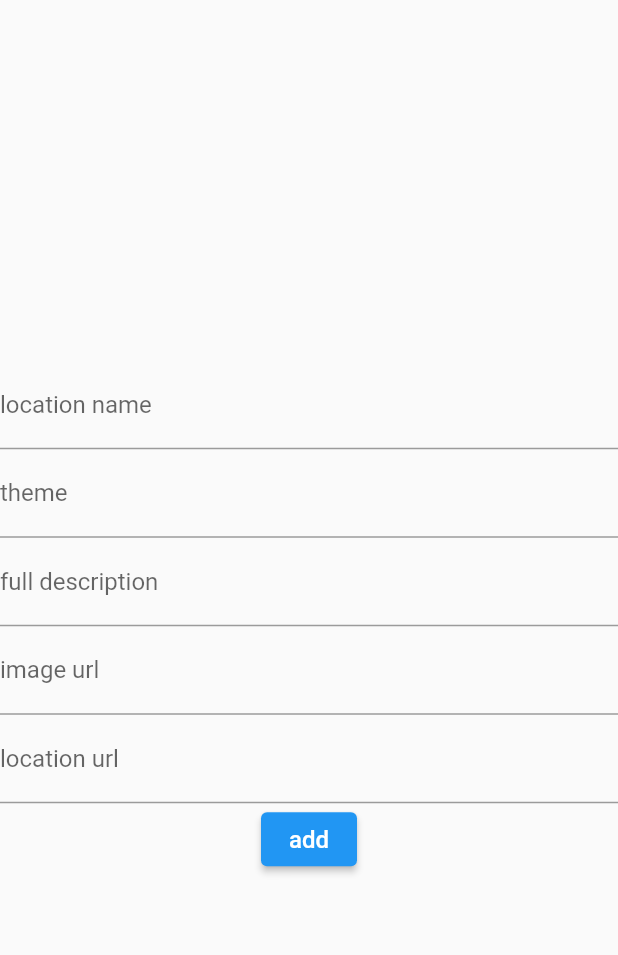
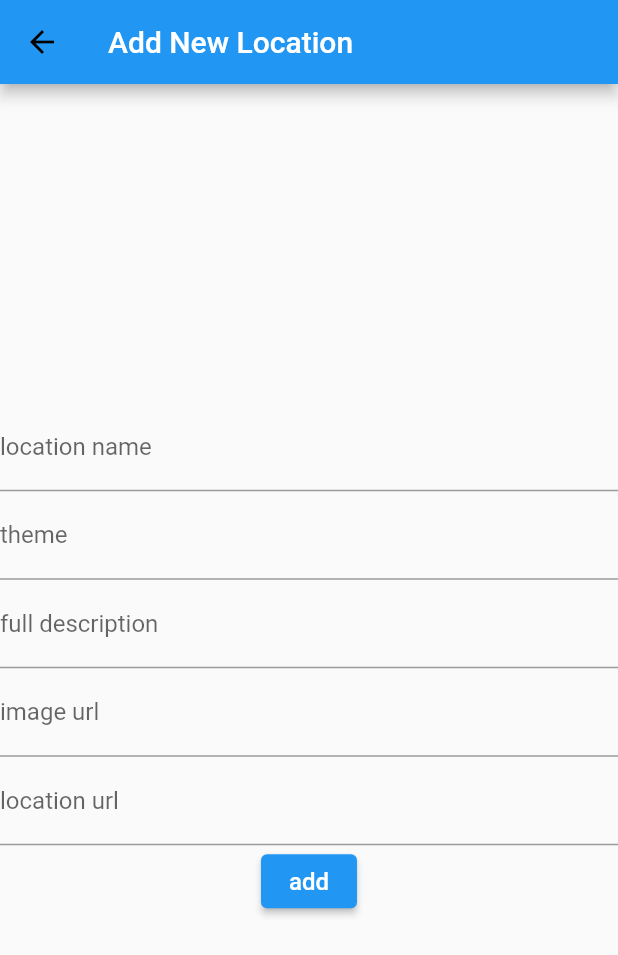
Before and after one commit to NourAmr21/Fav-Touristic-Attractions-App, a Flutter app: the MyList screen opened directly, after a tap on the "add" icon, on a phone screen of 412 x 824 dp. Shown: the top 955 px of the screen. Run offline on Flutter 3.47's test engine with Material 2 defaults, Android fonts, the phone set to English and light mode, and no system bars; our stand-ins replace cloud_firestore, firebase_core, url_launcher_web; missing offline and left inert: cloud_firestore_web, firebase_core_web; accounts and stored records are empty; network calls fail.

Commit message:
Add files via upload
part 2

```diff
--- a/lib/MyCustomForm.dart
+++ b/lib/MyCustomForm.dart
@@ -1,9 +1,12 @@
+import 'package:cloud_firestore/cloud_firestore.dart';
+import 'package:firebase_core/firebase_core.dart';
 import 'package:flutter/material.dart';
 import 'package:flutter_app/data/locations.dart';
 import 'package:flutter_app/main.dart';
 import 'package:flutter_app/models/Location.dart';
 import 'package:url_launcher/url_launcher.dart';
 import 'dart:async';
+
 //import 'flutter_app/flutter/lib/MyList.dart';
 class MyCustomForm extends StatefulWidget {
   @override
@@ -15,7 +18,8 @@ class MyCustomForm extends StatefulWidget {
 // Define a corresponding State class.
 // This class holds data related to the form.
 class MyCustomFormState extends State<MyCustomForm> {
-
+  CollectionReference LocationsCollection =
+      FirebaseFirestore.instance.collection('Locations');
   final _formKey = GlobalKey<FormState>();
   String locationName;
   String theme;
@@ -29,71 +33,83 @@ class MyCustomFormState extends State<MyCustomForm> {
   final _locationUrlController = TextEditingController();
   Location x;
   int id;
-  void addItemToList(Location x){
+  void addItemToList(Location x) {
     setState(() {
-      locationsAll.listobj.insert(0,x);
+      locationsAll.listobj.insert(0, x);
       //msg.insert(0, 0);
     });
   }
-  Widget _buildLocationName(){
+
+  Widget _buildLocationName() {
     return TextFormField(
         controller: _locationNameController,
         decoration: InputDecoration(labelText: 'location name'),
-        validator: (String value){
-          if(value.isEmpty){
+        validator: (String value) {
+          if (value.isEmpty) {
             return 'location name is required';
           }
+        });
   }
-    );
-  }
-  Widget _buildTheme(){
+
+  Widget _buildTheme() {
     return TextFormField(
       controller: _themeController,
       decoration: InputDecoration(labelText: 'theme'),
-    validator: (String value){
-      if(value.isEmpty){
+      validator: (String value) {
+        if (value.isEmpty) {
           return 'theme is required';
         }
       },
     );
   }
-  Widget _buildFullDescription(){
+
+  Widget _buildFullDescription() {
     return TextFormField(
       controller: _fullDescriptionController,
       decoration: InputDecoration(labelText: 'full description'),
-        validator:(String value){
-      if(value.isEmpty){
+      validator: (String value) {
+        if (value.isEmpty) {
           return 'description is required';
         }
       },
     );
   }
-  Widget _buildImageURL(){
+
+  Widget _buildImageURL() {
     return TextFormField(
       controller: _imageUrlController,
       decoration: InputDecoration(labelText: 'image url'),
-    validator: (String value){
-      if(value.isEmpty){
+      validator: (String value) {
+        if (value.isEmpty) {
           return 'image url is required';
         }
       },
     );
   }
-  Widget _buildLocationURL(){
+
+  Widget _buildLocationURL() {
     return TextFormField(
       controller: _locationUrlController,
       decoration: InputDecoration(labelText: 'location url'),
-    validator: (String value){
-      if(value.isEmpty){
+      validator: (String value) {
+        if (value.isEmpty) {
           return 'location url is required';
         }
       },
     );
   }
+
   @override
   Widget build(BuildContext context) {
     // Build a Form widget using the _formKey created above.
     return Scaffold(
+      appBar: AppBar(
+        leading: IconButton(
+          icon: Icon(Icons.arrow_back, color: Colors.black),
+          onPressed: () => Navigator.of(context).pop(),
+        ),
+        title: Text('Add New Location'),
+      ),
       body: Form(
         key: _formKey,
         child: Column(
@@ -105,25 +121,19 @@ class MyCustomFormState extends State<MyCustomForm> {
             _buildImageURL(),
             _buildLocationURL(),
             ElevatedButton(
-            onPressed: () => {
+              onPressed: () {
                 if (!_formKey.currentState.validate()) {
-
-                ScaffoldMessenger.of(context)
-                    .showSnackBar(SnackBar(content: Text('Processing Data')),
-                ),
-
-
-
-              }
-              else
-                {
-                  locationName = _locationNameController.text,
-                  theme = _themeController.text,
-                  fullDescription = _fullDescriptionController.text,
-                  imageURL = _imageUrlController.text,
-                  locationURL = _locationUrlController.text,
-                  id = (locationsAll.listobj.length)+1,
-                  x = new Location(
+                  ScaffoldMessenger.of(context).showSnackBar(
+                    SnackBar(content: Text('Processing Data')),
+                  );
+                } else {
+                  locationName = _locationNameController.text;
+                  theme = _themeController.text;
+                  fullDescription = _fullDescriptionController.text;
+                  imageURL = _imageUrlController.text;
+                  locationURL = _locationUrlController.text;
+                  id = (locationsAll.listobj.length) + 1;
+                  /* x = new Location(
                     id:id,
                     name:locationName,
                     theme: theme,
@@ -133,21 +143,34 @@ class MyCustomFormState extends State<MyCustomForm> {
                   ),
                  // locationsAll.listobj.add(x),
                   addItemToList(x),
-                  Navigator.of(context).pop(),
-                  MaterialPageRoute(builder: (context) => MyList()),
+                  */
+                  LocationsCollection.add({
+                    'name': _locationNameController.text,
+                    'theme': _themeController.text,
+                    'description': _fullDescriptionController.text,
+                    'imageUrl': _imageUrlController.text,
+                    'locationUrl': _locationUrlController.text
+                  });
+                  // Map<String,dynamic> data = {'name':_locationNameController.text ,'theme':_themeController.text ,
+                  //  'description':_fullDescriptionController.text , 'imageUrl':_imageUrlController.text , 'locationUrl':_locationUrlController.text},
+                  // FirebaseFirestore.instance.collection('Locations').add(data);
+
+                  Navigator.of(context).pop();
+                  MaterialPageRoute(builder: (context) => MyList());
+                }
+                ;
               },
-
-            },
-            child: Text('add', style: TextStyle(color: Colors.white, fontSize: 16,),),
-
-
+              child: Text(
+                'add',
+                style: TextStyle(
+                  color: Colors.white,
+                  fontSize: 16,
                 ),
-
-
+              ),
+            ),
           ],
         ),
       ),
     );
-
   }
 }
--- a/lib/data/locations.dart
+++ b/lib/data/locations.dart
@@ -1,4 +1,4 @@
-import 'dart:html';
+
 import 'package:flutter_app/models/Location.dart';
 
 
--- a/lib/main.dart
+++ b/lib/main.dart
@@ -4,8 +4,12 @@ import 'package:flutter_app/models/Location.dart';
 import 'package:url_launcher/url_launcher.dart';
 import 'dart:async';
 import 'MyCustomForm.dart';
+import 'package:firebase_core/firebase_core.dart';
+import 'package:cloud_firestore/cloud_firestore.dart';
 
-void main() {
+void main() async {
+  WidgetsFlutterBinding.ensureInitialized();
+  await Firebase.initializeApp();
   runApp(MyApp());
 }
 
@@ -15,48 +19,45 @@ class MyApp extends StatelessWidget {
     return MaterialApp(
       title: 'My App',
       theme: ThemeData(
-
         primarySwatch: Colors.blue,
       ),
-      home:MyForm(),
+      home: MyForm(),
     );
   }
 }
-class MyForm extends StatefulWidget{
+
+class MyForm extends StatefulWidget {
   @override
-  MyFormState createState() =>MyFormState();
+  MyFormState createState() => MyFormState();
 }
-class MyFormState extends State{
+
+class MyFormState extends State {
   @override
-  Widget build(BuildContext Context){
+  Widget build(BuildContext Context) {
     return Scaffold(
         appBar: AppBar(
           title: Text('MyApp'),
         ),
-        body:Column(
+        body: Column(
           mainAxisAlignment: MainAxisAlignment.center,
           children: [
-
             TextField(
-              decoration:InputDecoration(hintText:'name'),
+              decoration: InputDecoration(hintText: 'name'),
             ),
             TextField(
-              decoration:InputDecoration(hintText:'password'),
+              decoration: InputDecoration(hintText: 'password'),
             ),
-            ElevatedButton (
+            ElevatedButton(
                 //color:Theme.of(context).primaryColor,
-                onPressed: (){
+                onPressed: () {
                   Navigator.push(
                     context,
                     MaterialPageRoute(builder: (context) => MyList()),
                   );
                 },
-                child:Center(child: Text('press me'))
-            )
+                child: Center(child: Text('press me')))
           ],
-        )
-
-    );
+        ));
   }
 }
 
@@ -66,8 +67,38 @@ class MyFormState extends State{
 //  MyListState createState() =>MyListState();
 // }
 //}
+Widget NewList(BuildContext context, DocumentSnapshot snapshot) {
+  Location location = new Location(
+      name: snapshot['name'],
+      theme: snapshot['theme'],
+      description: snapshot['description'],
+      imageUrl: snapshot['imageUrl'],
+      locationUrl: snapshot['locationUrl']);
+
+  return Card(
+
+      // Flexible(
+      child: InkWell(
+    onTap: () {
+      //onPressed: () {
+      Navigator.push(
+          context, MaterialPageRoute(builder: (context) => Details(location)));
+    },
+    //child: SingleChildScrollView(
+    // Expanded(
+    child: Column(
+        //mainAxisAlignment: MainAxisAlignment.spaceEvenly,
+
+        //title: new Center(
+        children: [
+          new Image.network(location.imageUrl),
+          Text(location.name),
+          Text(location.theme),
+        ]),
+  ));
+}
+
 class MyList extends StatelessWidget {
-
   @override
   Widget build(BuildContext context) {
     return Scaffold(
@@ -80,59 +111,39 @@ class MyList extends StatelessWidget {
           backgroundColor: Colors.blue,
           child: Icon(Icons.add),
           onPressed: () {
-            Navigator.push(
-                context,
-                MaterialPageRoute(builder: (context) => MyCustomForm())
-            );
+            Navigator.push(context,
+                MaterialPageRoute(builder: (context) => MyCustomForm()));
           },
         ),
-        body:// Expanded(
-      /* child:*/ ListView.builder(itemCount: locationsAll.listobj.length, itemBuilder: (context, index) {
-    //SingleChildScrollView(child: YourBody()),
+        body: // Expanded(
+            /* child:*/
 
-          return Card(
-
-           // Flexible(
-            child: InkWell(
-              onTap: () {
-                //onPressed: () {
-                Navigator.push(
-                    context,
-                    MaterialPageRoute(builder: (context) => Details(index))
-                );
-              },
-    //child: SingleChildScrollView(
-             // Expanded(
-              child: Column(
-                  //mainAxisAlignment: MainAxisAlignment.spaceEvenly,
-
-                //title: new Center(
-                  children: [
-                    new Image.network(locationsAll.listobj[index].imageUrl),
-                    Text(locationsAll.listobj[index].name),
-                    Text(locationsAll.listobj[index].theme),
-
-
-
-                  ]
-
-              ),
-
-    )
-             // ),
-        // )
+            StreamBuilder(
+                stream: FirebaseFirestore.instance
+                    .collection('Locations')
+                    .snapshots(),
+                builder: (BuildContext context,
+                    AsyncSnapshot<QuerySnapshot> snapshot) {
+                  if (!snapshot.hasData) {
+                    return Center(
+                      child: CircularProgressIndicator(),
                     );
                   }
-        )
+
+                  return ListView.builder(
+                    // ignore: deprecated_member_use
+                    itemCount: snapshot.data.documents.length,
+                    itemBuilder: (BuildContext context, int index) =>
+                        NewList(context, snapshot.data.documents[index]),
                   );
-
-    //);
+                }));
+  }
 }
 
+class Details extends StatelessWidget {
+  int id;
 
-}
-class Details extends StatelessWidget{
-  int id;
+  Location location;
   Future<void> _launchInBrowser(String url) async {
     if (await canLaunch(url)) {
       await launch(
@@ -147,11 +158,10 @@ class Details extends StatelessWidget{
     }
   }
 
-
   @override
-  Details(int id){
-    this.id=id;
-
+  Details(Location location) {
+    // this.id = id;
+    this.location = location;
   }
   Widget build(BuildContext context) {
     return Scaffold(
@@ -167,30 +177,17 @@ class Details extends StatelessWidget{
         backgroundColor: Colors.blue,
         child: Icon(Icons.map),
         onPressed: () {
-              _launchInBrowser(locationsAll.listobj[id].locationUrl);
-
+          _launchInBrowser(location.locationUrl);
         },
       ),
 
-
-        body:SingleChildScrollView(
-
+      body: SingleChildScrollView(
           child: InkWell(
-    child: Column(
-    children:[
-
-     new Image.network(locationsAll.listobj[id].imageUrl),
-    Text(locationsAll.listobj[id].name),
-    Text(locationsAll.listobj[id].description),
-    ]
-
-    )
-    )
-
-    ),
+              child: Column(children: [
+        new Image.network(location.imageUrl),
+        Text(location.name),
+        Text(location.description),
+      ]))),
     );
-
-
-
-
-  }}
+  }
+}
--- a/pubspec.yaml
+++ b/pubspec.yaml
@@ -23,6 +23,9 @@ environment:
 dependencies:
   flutter:
     sdk: flutter
+
+  firebase_core: ^0.5.0
+  cloud_firestore: ^0.14.1
 
 
   # The following adds the Cupertino Icons font to your application.
```
Also changed, not shown: lib/generated_plugin_registrant.dart (added, +19 -0 lines), lib/models/Location.dart (line endings or trailing spaces), pubspec.lock, 56 other files. Lines whose indentation alone changed are shown as unchanged.
